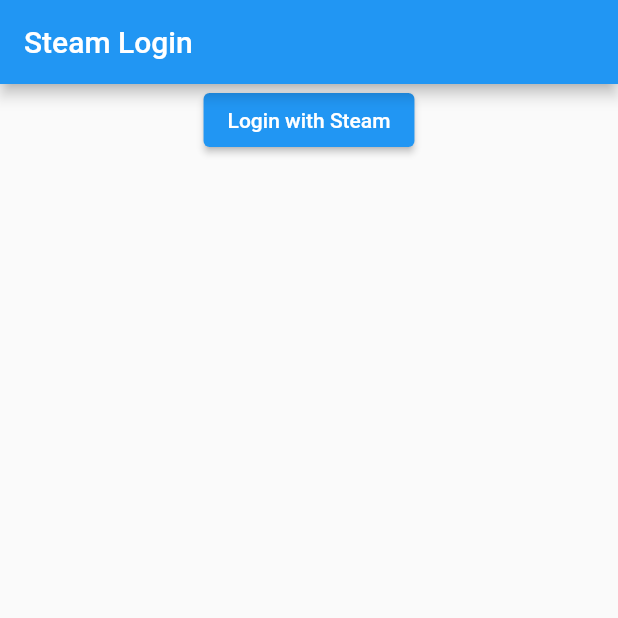
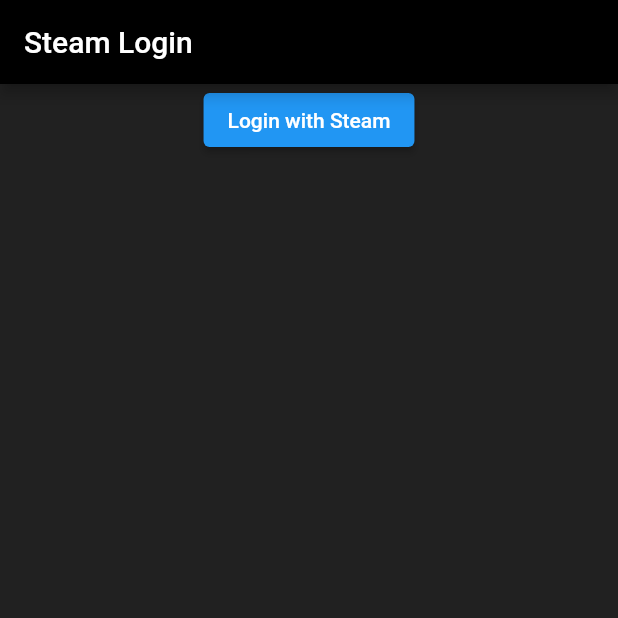
Before and after one commit to joscha0/momentum-app, a Flutter app: the screen it shows after launch, on a phone screen of 412 x 824 dp, the top half of it. Run offline on Flutter 3.47's test engine with Material 2 defaults, Android fonts, the phone set to English and light mode, and no system bars; our stand-ins replace flutter_riverpod, infinite_scroll_pagination, shared_preferences; missing offline and left inert: flutter_webview_plugin, jwt_decode.

Commit message:
improve style

```diff
--- a/lib/app.dart
+++ b/lib/app.dart
@@ -9,7 +9,14 @@
     return MaterialApp(
       title: 'Momentum Mod',
       theme: ThemeData(
-        primarySwatch: Colors.blue,
+        scaffoldBackgroundColor: Colors.grey.shade900,
+        cardColor: Colors.grey[850],
+        colorScheme: ThemeData().colorScheme.copyWith(
+              primary: Colors.blue,
+              brightness: Brightness.dark,
+              surface: Colors.black,
+              onSurface: Colors.white,
+            ),
       ),
       home: const AuthPage(),
     );
```
Also changed, not shown: lib/pages/bottom_nav.dart (+15 -4 lines).
